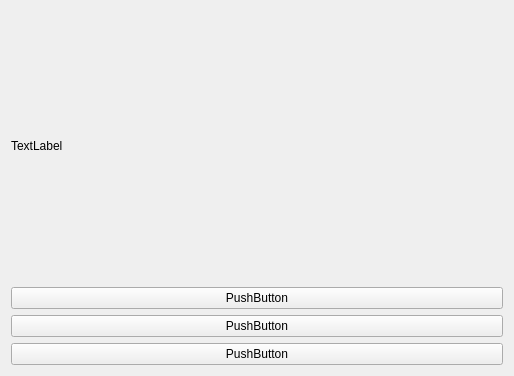
Before: the Qt Designer form Include/uis/pagine/paginaEdit.ui in pantof/DailyNotes, drawn with Qt 5.
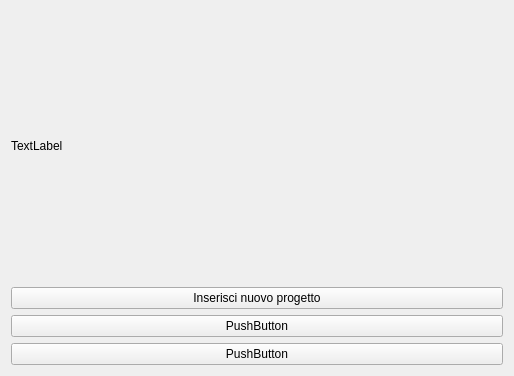
After: the same form once the commit is applied.

```diff
--- a/Include/uis/pagine/paginaEdit.ui
+++ b/Include/uis/pagine/paginaEdit.ui
@@ -14,15 +14,8 @@
    <string>Form</string>
   </property>
   <layout class="QGridLayout" name="gridLayout">
-   <item row="2" column="0">
-    <widget class="QPushButton" name="pushButton_2">
-     <property name="text">
-      <string>PushButton</string>
-     </property>
-    </widget>
-   </item>
-   <item row="1" column="0">
-    <widget class="QPushButton" name="pushButton_1">
+   <item row="4" column="0">
+    <widget class="QPushButton" name="pushButton_3">
      <property name="text">
       <string>PushButton</string>
      </property>
@@ -42,6 +35,13 @@
      </property>
     </widget>
    </item>
+   <item row="2" column="0">
+    <widget class="QPushButton" name="pushButton_1">
+     <property name="text">
+      <string>Inserisci nuovo progetto</string>
+     </property>
+    </widget>
+   </item>
   </layout>
  </widget>
  <resources/>
```
Left out of the diff: 2 changed lines with no effect on the pictures.
